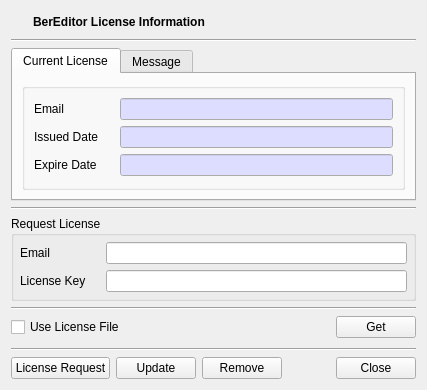
The window that BerEditor/lcn_info_dlg.ui (jykim74/BerEditor) describes before a commit, drawn with Qt 5.
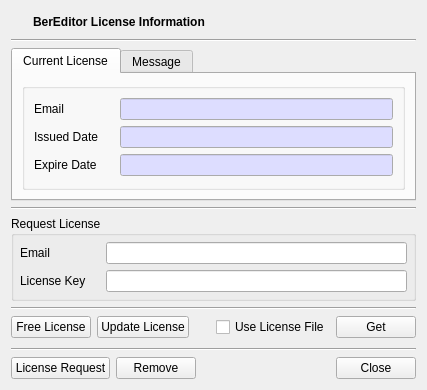
The same window after the commit. Icons and pictures are not drawn.

Commit message: Free LCN 버튼 추가

The edit to the form file:
```diff
--- a/BerEditor/lcn_info_dlg.ui
+++ b/BerEditor/lcn_info_dlg.ui
@@ -387,20 +387,27 @@
       <number>0</number>
      </property>
      <item row="0" column="0">
-      <widget class="QCheckBox" name="mUseFileCheck">
+      <widget class="QPushButton" name="mFreeBtn">
        <property name="text">
-        <string>Use License File</string>
+        <string>Free License</string>
        </property>
       </widget>
      </item>
-     <item row="0" column="2">
+     <item row="0" column="5">
       <widget class="QPushButton" name="mGetBtn">
        <property name="text">
         <string>Get</string>
        </property>
       </widget>
      </item>
-     <item row="0" column="1">
+     <item row="0" column="3">
+      <widget class="QCheckBox" name="mUseFileCheck">
+       <property name="text">
+        <string>Use License File</string>
+       </property>
+      </widget>
+     </item>
+     <item row="0" column="2">
       <spacer name="horizontalSpacer_2">
        <property name="orientation">
         <enum>Qt::Horizontal</enum>
@@ -413,6 +420,13 @@
        </property>
       </spacer>
      </item>
+     <item row="0" column="1">
+      <widget class="QPushButton" name="mUpdateBtn">
+       <property name="text">
+        <string>Update License</string>
+       </property>
+      </widget>
+     </item>
     </layout>
    </item>
    <item>
@@ -444,13 +458,6 @@
        </property>
       </widget>
      </item>
-     <item row="0" column="1">
-      <widget class="QPushButton" name="mUpdateBtn">
-       <property name="text">
-        <string>Update</string>
-       </property>
-      </widget>
-     </item>
      <item row="0" column="3">
       <spacer name="horizontalSpacer">
        <property name="orientation">
```
Left out of the diff: 6 changed lines with no effect on the pictures.
